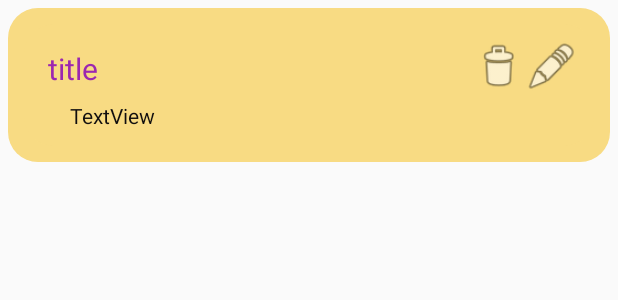
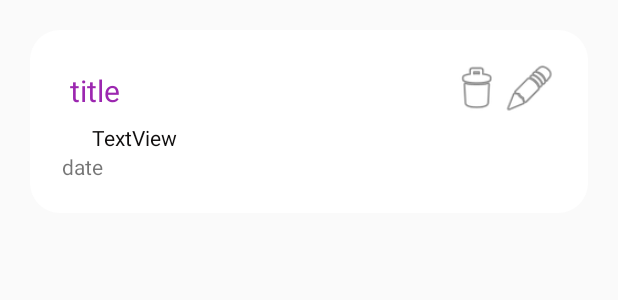
Before and after one commit to IMagwaI/Memo-app, an Android app: the layout noteticket.xml on its own in the app's theme, with its tools: preview values and no code run, on a phone screen of 412 x 824 dp. Shown: the top 300 px of the screen. Run offline under Robolectric (Android 15) with nearby library versions, the phone set to English and light mode, and no system bars.

```diff
--- a/app/src/main/res/drawable-v24/background_layout.xml
+++ b/app/src/main/res/drawable/background_layout.xml
@@ -1,8 +1,9 @@
 <?xml version="1.0" encoding="utf-8"?>
 <selector xmlns:android="http://schemas.android.com/apk/res/android">
 <item>
-    <shape>
-        <solid android:color="#F8DB83"/>
+    <shape android:shape="rectangle">
+        <solid android:color="@color/white"/>
+<!--        android:color="#F8DB83"-->
         <corners android:radius="20dp"/>
         <padding android:top="5pt"
             android:left="5pt"
@@ -11,4 +12,5 @@
 
     </shape>
 </item>
+
 </selector>
--- /dev/null
+++ b/app/src/main/res/drawable/ic_baseline_search_24.xml
@@ -0,0 +1,5 @@
+<vector android:alpha="0.9" android:height="24dp" android:tint="#FFFFFF"
+    android:viewportHeight="24" android:viewportWidth="24"
+    android:width="24dp" xmlns:android="http://schemas.android.com/apk/res/android">
+    <path android:fillColor="@android:color/white" android:pathData="M15.5,14h-0.79l-0.28,-0.27C15.41,12.59 16,11.11 16,9.5 16,5.91 13.09,3 9.5,3S3,5.91 3,9.5 5.91,16 9.5,16c1.61,0 3.09,-0.59 4.23,-1.57l0.27,0.28v0.79l5,4.99L20.49,19l-4.99,-5zM9.5,14C7.01,14 5,11.99 5,9.5S7.01,5 9.5,5 14,7.01 14,9.5 11.99,14 9.5,14z"/>
+</vector>
--- a/app/src/main/res/layout/activity_main.xml
+++ b/app/src/main/res/layout/activity_main.xml
@@ -5,9 +5,7 @@
     android:layout_width="match_parent"
     android:layout_height="match_parent"
     tools:context=".MainActivity"
-    android:background="#ffffff">
-
-
+    android:background="@color/gray">
 
         <ListView
             android:id="@+id/myList"
--- a/app/src/main/res/layout/noteticket.xml
+++ b/app/src/main/res/layout/noteticket.xml
@@ -3,16 +3,14 @@
     xmlns:tools="http://schemas.android.com/tools"
     android:layout_width="match_parent"
     android:layout_height="wrap_content"
-    android:layout_margin="5dp"
+    android:layout_margin="20dp"
     android:background="@drawable/background_layout"
     android:orientation="vertical">
-
     <LinearLayout
         android:layout_width="match_parent"
         android:layout_height="wrap_content"
         android:background="@drawable/background_layout"
         android:orientation="vertical">
-
 
         <LinearLayout
             android:layout_width="match_parent"
@@ -53,6 +51,12 @@
             android:layout_marginTop="5dp"
             android:text="TextView"
             android:textColor="#100E0E" />
+
+        <TextView
+            android:id="@+id/date"
+            android:layout_width="match_parent"
+            android:layout_height="wrap_content"
+            android:text="date" />
     </LinearLayout>
 
 </RelativeLayout>
--- a/app/src/main/res/values/colors.xml
+++ b/app/src/main/res/values/colors.xml
@@ -5,4 +5,7 @@
     <color name="colorAccent">#03DAC5</color>
     <color name="colorBackground">#F1E3CE</color>
     <color name="colorPaint">#0C0A86</color>
+    <color name="gray">#d4d3d3</color>
+    <color name="white">#FFFFFF</color>
+
 </resources>
```
Also changed, not shown: app/src/main/java/com/example/myapplication/MainActivity.kt (+71 -8 lines), app/src/main/res/menu/main.xml (added, +12 -0 lines).
